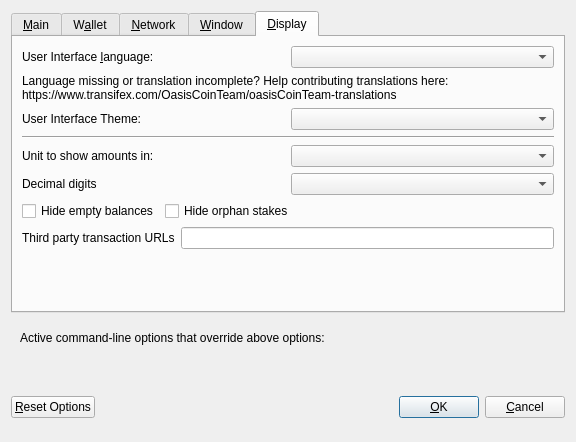
The window that src/qt/forms/optionsdialog.ui (OasisCoinTeam/OASIS) describes before a commit, drawn with Qt 5.
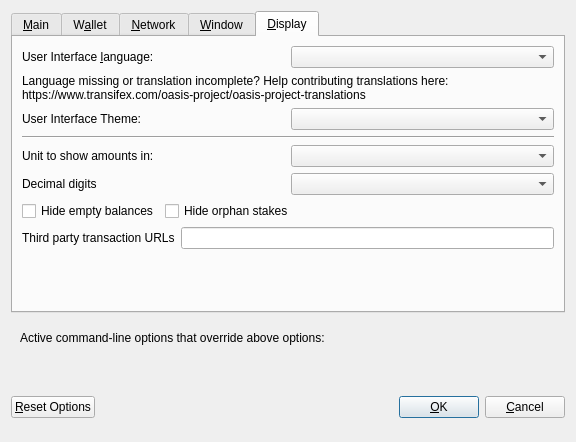
The same window after the commit. The open tabs and pages were chosen to show the change. Custom widgets are drawn as their Qt base class.

Diff of the .ui file:
```diff
--- a/src/qt/forms/optionsdialog.ui
+++ b/src/qt/forms/optionsdialog.ui
@@ -402,7 +402,7 @@
          </property>
          <property name="text">
           <string>Language missing or translation incomplete? Help contributing translations here:
-https://www.transifex.com/OasisCoinTeam/oasisCoinTeam-translations</string>
+https://www.transifex.com/oasis-project/oasis-project-translations</string>
          </property>
          <property name="wordWrap">
           <bool>true</bool>
```
